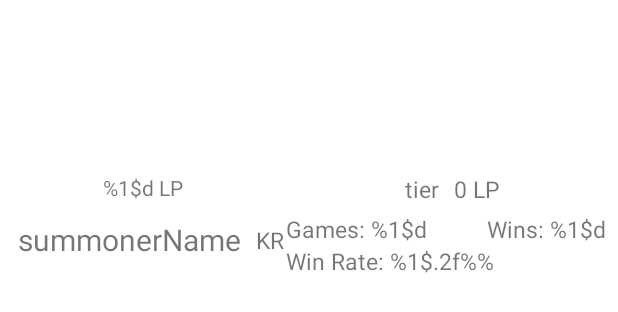
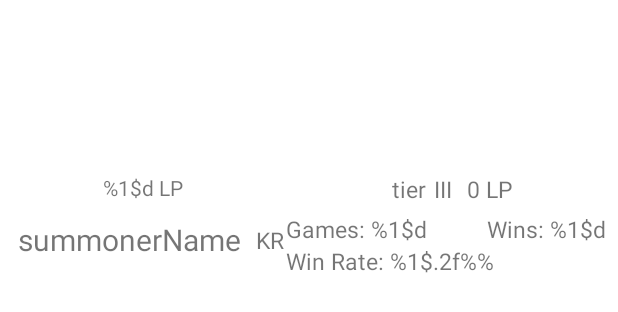
Before and after one commit to silverthreadk/TFTStatistics, an Android app: the layout subview_summoner.xml on its own in the app's theme, with its tools: preview values and no code run, on a phone screen of 412 x 824 dp. Shown: the top 312 px of the screen. Run offline under Robolectric (Android 15) with nearby library versions, the phone set to English and light mode, and no system bars.

Commit message:
Code cleanups

```diff
--- a/app/src/main/java/com/silverthread/tftstatistics/networking/RemoteApi.kt
+++ b/app/src/main/java/com/silverthread/tftstatistics/networking/RemoteApi.kt
@@ -33,8 +33,8 @@ class RemoteApi constructor(private val apiService: RemoteApiService) {
         Failure(error)
     }
 
-    suspend fun getTFTLegueBySummoner(platform: String, encryptedSummonerId: String) = try {
-        val data = apiService.getTFTLegueBySummoner(platform, encryptedSummonerId, API_KEY)
+    suspend fun getTFTLeagueBySummoner(platform: String, encryptedSummonerId: String) = try {
+        val data = apiService.getTFTLeagueBySummoner(platform, encryptedSummonerId, API_KEY)
 
         if(data.isSuccessful){
             Success(data)
--- a/app/src/main/java/com/silverthread/tftstatistics/networking/RemoteApiService.kt
+++ b/app/src/main/java/com/silverthread/tftstatistics/networking/RemoteApiService.kt
@@ -15,7 +15,7 @@ interface RemoteApiService {
     suspend fun getSummonerByPuuid(@Path("platform") platform: String, @Path("puuid") summonerName: String, @Query("api_key") apiKey: String): Response<SummonerDTO>
 
     @GET("https://{platform}.api.riotgames.com/tft/league/v1/entries/by-summoner/{encryptedSummonerId}")
-    suspend fun getTFTLegueBySummoner(@Path("platform") platform: String, @Path("encryptedSummonerId") summonerName: String, @Query("api_key") apiKey: String): Response<Set<LeagueEntryDTO>>
+    suspend fun getTFTLeagueBySummoner(@Path("platform") platform: String, @Path("encryptedSummonerId") summonerName: String, @Query("api_key") apiKey: String): Response<Set<LeagueEntryDTO>>
 
     @GET("https://{region}.api.riotgames.com/tft/match/v1/matches/by-puuid/{puuid}/ids")
     suspend fun getMatches(@Path("region") region: String, @Path("puuid") puuid: String, @Query("count") count: String, @Query("api_key") apiKey: String): Response<List<String>>
--- a/app/src/main/java/com/silverthread/tftstatistics/ui/summoner/SummonerPagerAdapter.kt
+++ b/app/src/main/java/com/silverthread/tftstatistics/ui/summoner/SummonerPagerAdapter.kt
@@ -2,12 +2,12 @@ package com.silverthread.tftstatistics.ui.summoner
 
 import androidx.fragment.app.Fragment
 import androidx.viewpager2.adapter.FragmentStateAdapter
-import com.silverthread.tftstatistics.ui.recentmatches.RecentMachesFragment
+import com.silverthread.tftstatistics.ui.recentmatches.RecentMatchesFragment
 import com.silverthread.tftstatistics.ui.trait.TraitStatFragment
 import com.silverthread.tftstatistics.ui.unit.UnitStatFragment
 
 class SummonerPagerAdapter(fragment: Fragment) : FragmentStateAdapter(fragment) {
-    private val fragments = listOf(RecentMachesFragment(), UnitStatFragment(), TraitStatFragment())
+    private val fragments = listOf(RecentMatchesFragment(), UnitStatFragment(), TraitStatFragment())
 
     override fun getItemCount() = fragments.size
 
--- a/app/src/main/java/com/silverthread/tftstatistics/ui/trait/TraitStatFragment.kt
+++ b/app/src/main/java/com/silverthread/tftstatistics/ui/trait/TraitStatFragment.kt
@@ -4,14 +4,11 @@ import android.os.Bundle
 import android.view.LayoutInflater
 import android.view.View
 import android.view.ViewGroup
-import androidx.core.content.ContextCompat
 import androidx.fragment.app.Fragment
 import androidx.fragment.app.activityViewModels
 import androidx.lifecycle.Observer
 import androidx.recyclerview.widget.LinearLayoutManager
-import com.silverthread.tftstatistics.R
 import com.silverthread.tftstatistics.databinding.FragmentStatBinding
-import com.silverthread.tftstatistics.ui.common.DividerItemDecoration
 import com.silverthread.tftstatistics.ui.summoner.SummonerViewModel
 import com.silverthread.tftstatistics.util.refresh
 import com.silverthread.tftstatistics.util.setupItemDecoration
@@ -38,7 +35,7 @@ class TraitStatFragment: Fragment() {
 
         binding.swipeRefresh.refresh(summonerViewModel)
 
-        summonerViewModel.traitStatLiveData.observe(getViewLifecycleOwner(), Observer { traits ->
+        summonerViewModel.traitStatLiveData.observe(viewLifecycleOwner, Observer { traits ->
             adapter.updateTraitStat(traits)
         })
     }
--- a/app/src/main/java/com/silverthread/tftstatistics/ui/unit/UnitStatFragment.kt
+++ b/app/src/main/java/com/silverthread/tftstatistics/ui/unit/UnitStatFragment.kt
@@ -4,14 +4,11 @@ import android.os.Bundle
 import android.view.LayoutInflater
 import android.view.View
 import android.view.ViewGroup
-import androidx.core.content.ContextCompat
 import androidx.fragment.app.Fragment
 import androidx.fragment.app.activityViewModels
 import androidx.lifecycle.Observer
 import androidx.recyclerview.widget.LinearLayoutManager
-import com.silverthread.tftstatistics.R
 import com.silverthread.tftstatistics.databinding.FragmentStatBinding
-import com.silverthread.tftstatistics.ui.common.DividerItemDecoration
 import com.silverthread.tftstatistics.ui.summoner.SummonerViewModel
 import com.silverthread.tftstatistics.util.refresh
 import com.silverthread.tftstatistics.util.setupItemDecoration
@@ -38,7 +35,7 @@ class UnitStatFragment: Fragment() {
 
         binding.swipeRefresh.refresh(summonerViewModel)
 
-        summonerViewModel.unitStatLiveData.observe(getViewLifecycleOwner(), Observer { units ->
+        summonerViewModel.unitStatLiveData.observe(viewLifecycleOwner, Observer { units ->
             adapter.updateUnitStat(units)
         })
     }
--- a/app/src/main/res/layout/subview_summoner.xml
+++ b/app/src/main/res/layout/subview_summoner.xml
@@ -66,11 +66,23 @@
         android:layout_height="wrap_content"
         android:layout_marginTop="5dp"
         android:textSize="15sp"
-        app:layout_constraintEnd_toStartOf="@+id/leaguePoints"
+        app:layout_constraintEnd_toStartOf="@+id/rank"
         app:layout_constraintStart_toStartOf="@+id/tierIcon"
         app:layout_constraintTop_toBottomOf="@+id/tierIcon"
         app:layout_constraintHorizontal_chainStyle="packed"
         tools:text="tier" />
+
+    <TextView
+        android:id="@+id/rank"
+        android:layout_width="wrap_content"
+        android:layout_height="wrap_content"
+        android:layout_marginStart="5dp"
+        android:textSize="15sp"
+        app:layout_constraintEnd_toStartOf="@+id/leaguePoints"
+        app:layout_constraintStart_toEndOf="@+id/tier"
+        app:layout_constraintTop_toTopOf="@+id/tier"
+        app:layout_constraintHorizontal_chainStyle="packed"
+        tools:text="III" />
 
     <TextView
         android:id="@+id/leaguePoints"
@@ -79,7 +91,7 @@
         android:layout_marginStart="10dp"
         android:textSize="15sp"
         app:layout_constraintEnd_toEndOf="@+id/tierIcon"
-        app:layout_constraintStart_toEndOf="@+id/tier"
+        app:layout_constraintStart_toEndOf="@+id/rank"
         app:layout_constraintTop_toTopOf="@+id/tier"
         app:layout_constraintHorizontal_chainStyle="packed"
         tools:text="0 LP" />
--- a/app/src/main/res/navigation/nav_graph.xml
+++ b/app/src/main/res/navigation/nav_graph.xml
@@ -10,11 +10,11 @@
         android:label="TodoListFragment">
         <action
             android:id="@+id/action_SearchSummonerFragment_to_SummonerTabFragment"
-            app:destination="@id/summonorTabFragment" />
+            app:destination="@id/summonerTabFragment" />
     </fragment>
     <fragment
-        android:id="@+id/summonorTabFragment"
+        android:id="@+id/summonerTabFragment"
         android:name="com.silverthread.tftstatistics.ui.summoner.SummonerTabFragment"
-        android:label="SummonorTabFragment" >
+        android:label="SummonerTabFragment" >
     </fragment>
 </navigation>
--- a/app/src/main/res/values/strings.xml
+++ b/app/src/main/res/values/strings.xml
@@ -19,6 +19,7 @@
     <string name="games">Games: %1$d</string>
     <string name="wins">Wins: %1$d</string>
     <string name="win_rate">Win Rate: %1$.2f%%</string>
+    <string name="game_length">%1s:%2s</string>
     <string name="placement">#%1$d</string>
     <string name="ranked">Ranked</string>
     <string name="normal">Normal</string>
```
Also changed, not shown: app/src/main/java/com/silverthread/tftstatistics/ui/recentmatches/RecentMatchesAdapter.kt (renamed from app/src/main/java/com/silverthread/tftstatistics/ui/recentmatches/RecentMachesAdapter.kt, +5 -4 lines), app/src/main/java/com/silverthread/tftstatistics/ui/recentmatches/RecentMatchesFragment.kt (renamed from app/src/main/java/com/silverthread/tftstatistics/ui/recentmatches/RecentMachesFragment.kt, +4 -7 lines), app/src/main/java/com/silverthread/tftstatistics/ui/search/SearchSummonerFragment.kt (+4 -7 lines), app/src/main/java/com/silverthread/tftstatistics/ui/summoner/SummonerTabFragment.kt (+11 -8 lines), app/src/main/java/com/silverthread/tftstatistics/ui/summoner/SummonerViewModel.kt (+8 -7 lines).
